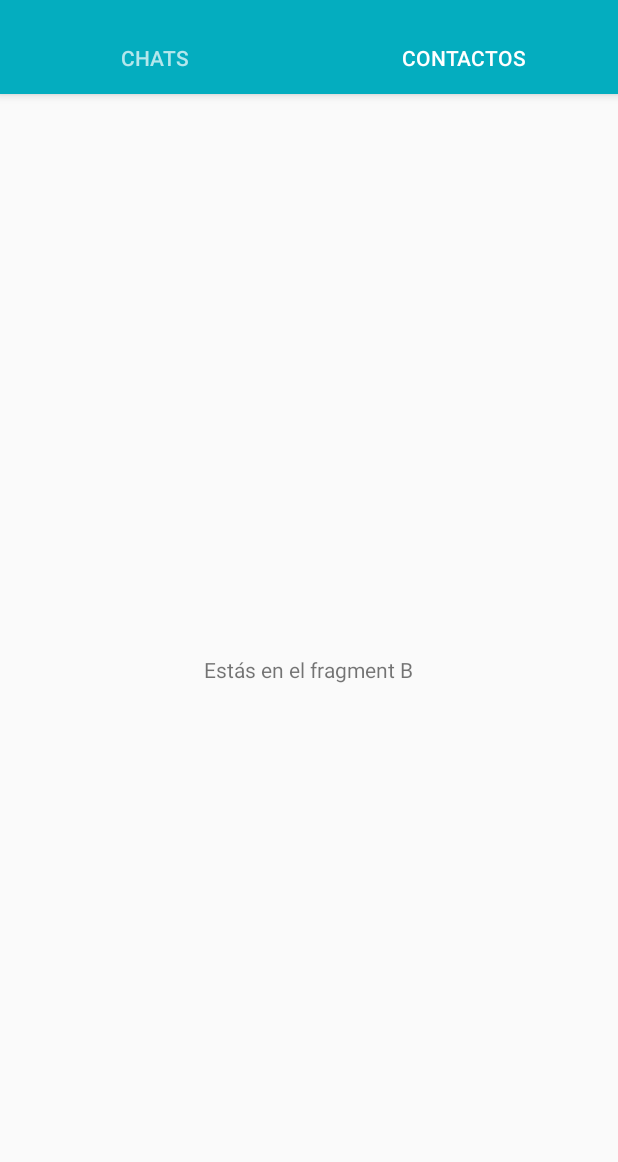
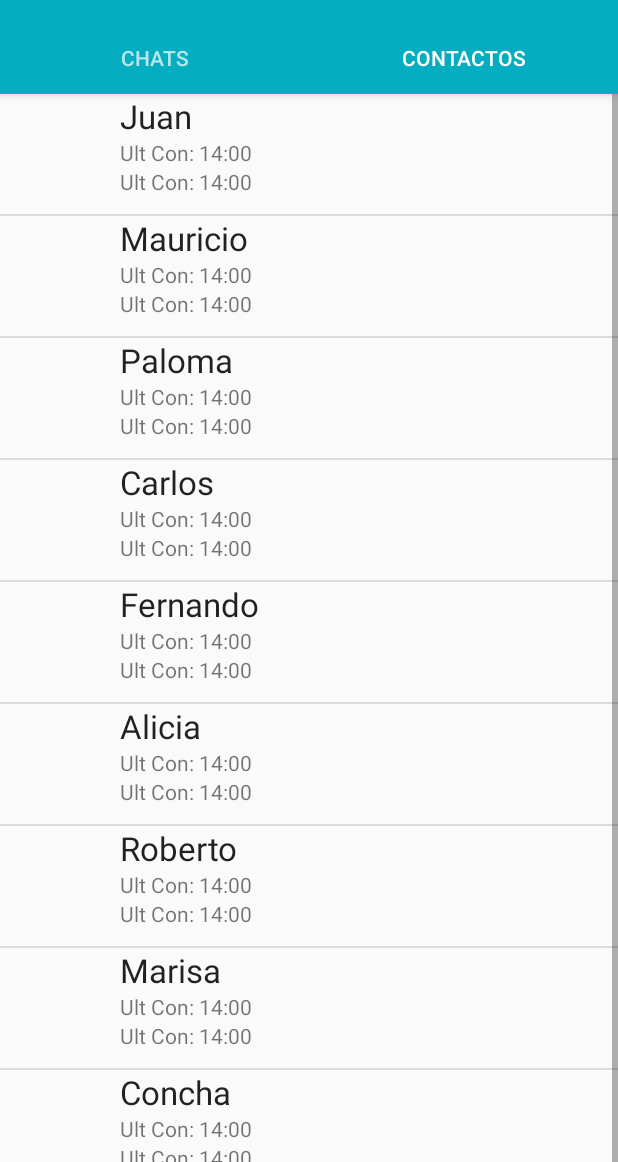
Before and after one commit to danielhuici/instantM, an Android app: the TabAFragment screen opened directly, with no data from a screen before it, tab 2 chosen, on a phone screen of 412 x 824 dp, the part 74-1236 px from its top. Run offline under Robolectric (Android 15) with nearby library versions, the phone set to English and light mode, and no system bars.

```diff
--- a/app/src/main/java/info/androidhive/loginandregistration/activity/TabAFragment.java
+++ b/app/src/main/java/info/androidhive/loginandregistration/activity/TabAFragment.java
@@ -25,25 +25,31 @@ public class TabAFragment extends Fragment {
     @Override
     public void onCreate(Bundle savedInstanceState) {
         super.onCreate(savedInstanceState);
-        /*vGrupos = new ArrayList<>();
-        adaptador =  new GroupAdapter(super.getActivity(), vGrupos);
-        lvLista = (ListView) getView().findViewById(R.id.listaGrupos);
-        lvLista.setAdapter(adaptador);
-        Grupo g = new Grupo("Martin","Gascón");
-        vGrupos.add(g);
-        vGrupos.add(g);
-        vGrupos.add(g);
-        vGrupos.add(g);
-        vGrupos.add(g);vGrupos.add(g);vGrupos.add(g);vGrupos.add(g);vGrupos.add(g);vGrupos.add(g);
 
-        adaptador.notifyDataSetChanged();*/
 
     }
-
     @Override
     public View onCreateView(LayoutInflater inflater, ViewGroup container,
                              Bundle savedInstanceState) {
-        // Inflate the layout for this fragment
-        return inflater.inflate(R.layout.fragment_tab_a, container, false);
+        View v = inflater.inflate(R.layout.fragment_tab_a, container, false);
+        vGrupos = new ArrayList<>();
+        adaptador =  new GroupAdapter(super.getActivity(), vGrupos);
+        lvLista = (ListView) v.findViewById(R.id.listaGrupos);
+        lvLista.setAdapter(adaptador);
+
+        vGrupos.add(new Grupo("Juan","Ult Con: 14:00"));
+        vGrupos.add(new Grupo("Mauricio","Ult Con: 14:00"));
+        vGrupos.add(new Grupo("Paloma","Ult Con: 14:00"));
+        vGrupos.add(new Grupo("Carlos","Ult Con: 14:00"));
+        vGrupos.add(new Grupo("Fernando","Ult Con: 14:00"));
+        vGrupos.add(new Grupo("Alicia","Ult Con: 14:00"));
+        vGrupos.add(new Grupo("Roberto","Ult Con: 14:00"));
+        vGrupos.add(new Grupo("Marisa","Ult Con: 14:00"));
+        vGrupos.add(new Grupo("Concha","Ult Con: 14:00"));
+        vGrupos.add(new Grupo("",""));
+
+
+        adaptador.notifyDataSetChanged();
+        return v;
     }
 }
--- a/app/src/main/java/info/androidhive/loginandregistration/activity/TabBFragment.java
+++ b/app/src/main/java/info/androidhive/loginandregistration/activity/TabBFragment.java
@@ -5,10 +5,18 @@ import android.support.v4.app.Fragment;
 import android.view.LayoutInflater;
 import android.view.View;
 import android.view.ViewGroup;
+import android.widget.ListView;
+
+import java.util.ArrayList;
 
 import info.androidhive.loginandregistration.R;
+import info.androidhive.loginandregistration.app.GroupAdapter;
+import info.androidhive.loginandregistration.app.Grupo;
 
 public class TabBFragment extends Fragment {
+    private ArrayList<Grupo> vGrupos;
+    private GroupAdapter adaptador;
+    private ListView lvLista;
 
     public TabBFragment() {
         // Required empty public constructor
@@ -22,7 +30,25 @@ public class TabBFragment extends Fragment {
     @Override
     public View onCreateView(LayoutInflater inflater, ViewGroup container,
                              Bundle savedInstanceState) {
-        // Inflate the layout for this fragment
-        return inflater.inflate(R.layout.fragment_tab_b, container, false);
+        View v = inflater.inflate(R.layout.fragment_tab_a, container, false);
+        vGrupos = new ArrayList<>();
+        adaptador =  new GroupAdapter(super.getActivity(), vGrupos);
+        lvLista = (ListView) v.findViewById(R.id.listaGrupos);
+        lvLista.setAdapter(adaptador);
+
+        vGrupos.add(new Grupo("Juan","Ult Con: 14:00"));
+        vGrupos.add(new Grupo("Mauricio","Ult Con: 14:00"));
+        vGrupos.add(new Grupo("Paloma","Ult Con: 14:00"));
+        vGrupos.add(new Grupo("Carlos","Ult Con: 14:00"));
+        vGrupos.add(new Grupo("Fernando","Ult Con: 14:00"));
+        vGrupos.add(new Grupo("Alicia","Ult Con: 14:00"));
+        vGrupos.add(new Grupo("Roberto","Ult Con: 14:00"));
+        vGrupos.add(new Grupo("Marisa","Ult Con: 14:00"));
+        vGrupos.add(new Grupo("Concha","Ult Con: 14:00"));
+        vGrupos.add(new Grupo("",""));
+
+
+        adaptador.notifyDataSetChanged();
+        return v;
     }
 }
```
